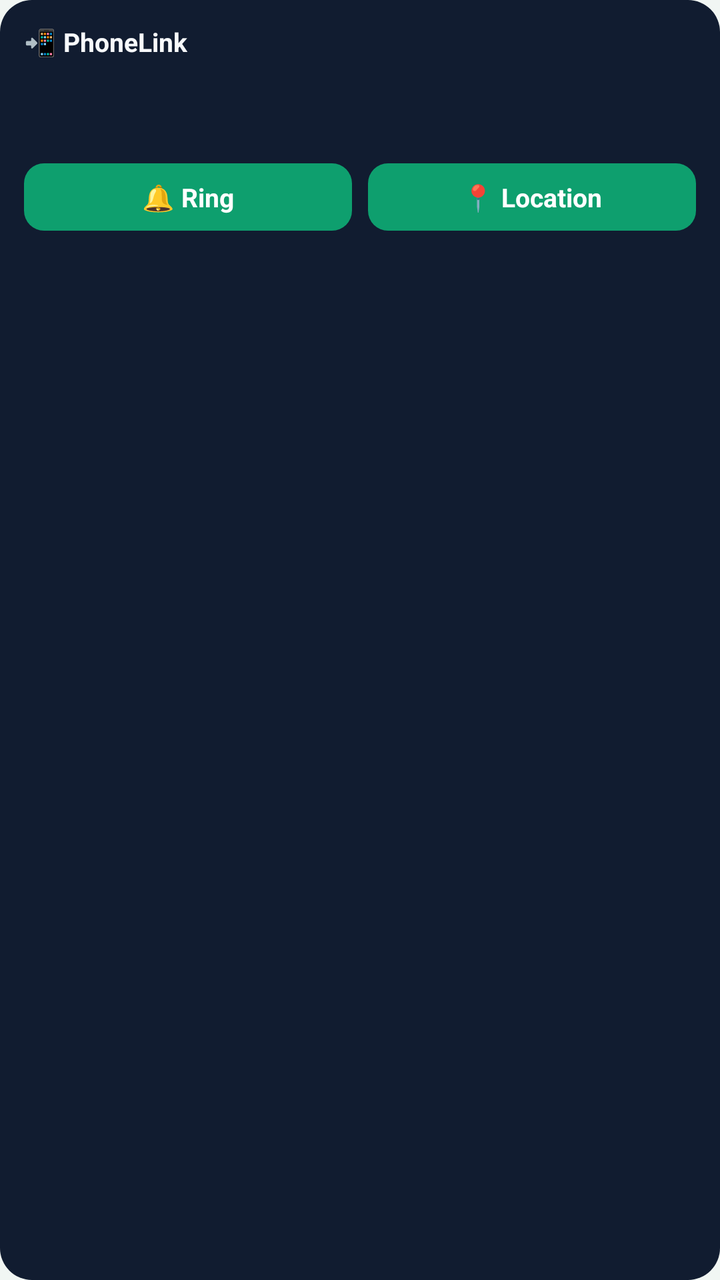
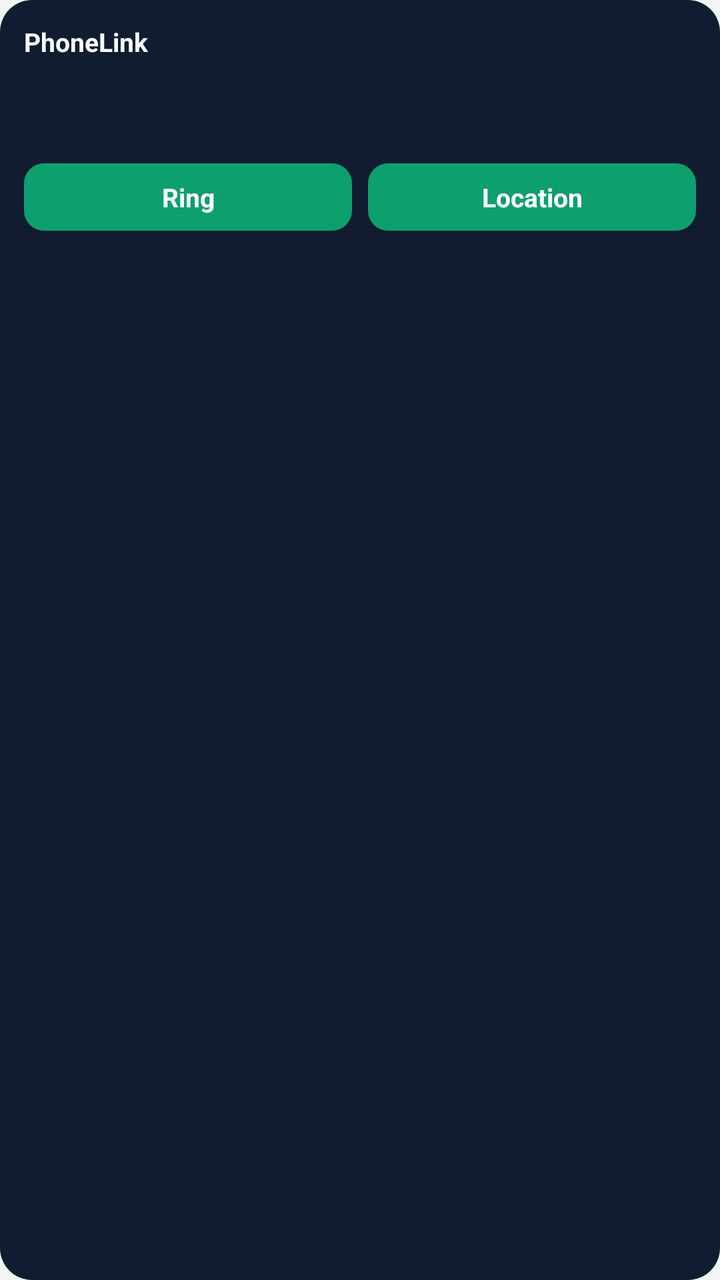

Compare the two renders of this Android layout. The source of the first and the diff that turns it into the second are given below.
<!-- AndroidManifest.xml: application theme Theme.PhoneLink -->
<!-- res/layout/widget_layout.xml -->
<?xml version="1.0" encoding="utf-8"?>
<LinearLayout xmlns:android="http://schemas.android.com/apk/res/android"
    android:id="@+id/widgetRoot"
    android:layout_width="match_parent"
    android:layout_height="match_parent"
    android:background="@drawable/widget_bg"
    android:orientation="vertical"
    android:padding="12dp">

    <TextView
        android:layout_width="wrap_content"
        android:layout_height="wrap_content"
        android:text="📲 PhoneLink"
        android:textColor="#F8FAFC"
        android:textSize="13sp"
        android:textStyle="bold" />

    <TextView
        android:id="@+id/wPeerName"
        android:layout_width="wrap_content"
        android:layout_height="wrap_content"
        android:layout_marginTop="4dp"
        android:textColor="#F1F5F9"
        android:textSize="15sp"
        android:textStyle="bold" />

    <TextView
        android:id="@+id/wPeerBattery"
        android:layout_width="wrap_content"
        android:layout_height="wrap_content"
        android:textColor="#BAE6FD"
        android:textSize="13sp" />

    <LinearLayout
        android:layout_width="match_parent"
        android:layout_height="wrap_content"
        android:layout_marginTop="10dp"
        android:orientation="horizontal">

        <TextView
            android:id="@+id/wBtnRing"
            android:layout_width="0dp"
            android:layout_height="wrap_content"
            android:layout_marginEnd="4dp"
            android:layout_weight="1"
            android:background="@drawable/widget_btn_bg"
            android:gravity="center"
            android:padding="8dp"
            android:text="@string/widget_ring"
            android:textColor="#FFFFFF"
            android:textSize="13sp"
            android:textStyle="bold" />

        <TextView
            android:id="@+id/wBtnLoc"
            android:layout_width="0dp"
            android:layout_height="wrap_content"
            android:layout_marginStart="4dp"
            android:layout_weight="1"
            android:background="@drawable/widget_btn_bg"
            android:gravity="center"
            android:padding="8dp"
            android:text="@string/widget_loc"
            android:textColor="#FFFFFF"
            android:textSize="13sp"
            android:textStyle="bold" />
    </LinearLayout>

    <TextView
        android:id="@+id/wPeerSeen"
        android:layout_width="wrap_content"
        android:layout_height="wrap_content"
        android:textColor="#94A3B8"
        android:textSize="12sp" />
</LinearLayout>
<!-- resources referenced by this layout -->
<resources>
  <!-- drawable widget_bg (drawable) -->
  <?xml version="1.0" encoding="utf-8"?>
  <shape xmlns:android="http://schemas.android.com/apk/res/android" android:shape="rectangle">
      <corners android:radius="16dp" />
      <solid android:color="#111C30" />
  </shape>
  <!-- drawable widget_btn_bg (drawable) -->
  <?xml version="1.0" encoding="utf-8"?>
  <shape xmlns:android="http://schemas.android.com/apk/res/android"
      android:shape="rectangle">
      <corners android:radius="10dp" />
      <solid android:color="#0E9F6E" />
  </shape>
  <string name="widget_loc">📍 Location</string>
  <string name="widget_ring">🔔 Ring</string>
  <color name="md_primary">#10B981</color>
  <color name="md_onPrimary">#FFFFFF</color>
  <color name="md_primaryContainer">#D9F6E9</color>
  <color name="md_onPrimaryContainer">#06382A</color>
  <color name="md_secondary">#52665C</color>
  <color name="md_onSecondary">#FFFFFF</color>
  <color name="md_secondaryContainer">#E6EFEA</color>
  <color name="md_onSecondaryContainer">#12241B</color>
  <color name="md_background">#F1F6F3</color>
  <color name="md_onBackground">#0C1F16</color>
  <color name="md_surface">#FFFFFF</color>
  <color name="md_onSurface">#0C1F16</color>
  <color name="md_surfaceVariant">#E1EDE6</color>
  <color name="md_onSurfaceVariant">#55705F</color>
  <color name="md_surfaceContainer">#EAF3EE</color>
  <color name="md_surfaceContainerHigh">#DCEAE2</color>
  <color name="md_outline">#B9CFC2</color>
  <style name="PL.CardView" parent="Widget.Material3.CardView.Filled">
          <item name="cardCornerRadius">22dp</item>
          <item name="cardElevation">0dp</item>
          <item name="strokeWidth">1dp</item>
          <item name="strokeColor">?attr/colorSurfaceVariant</item>
          <item name="cardBackgroundColor">?attr/colorSurface</item>
      </style>
  <style name="PL.BtnFilled" parent="Widget.Material3.Button">
          <item name="cornerRadius">14dp</item>
      </style>
  <style name="PL.BtnOutlined" parent="Widget.Material3.Button.OutlinedButton">
          <item name="cornerRadius">14dp</item>
      </style>
  <color name="md_error">#BA1A1A</color>
  <color name="md_onError">#FFFFFF</color>
  <color name="md_errorContainer">#FDECEC</color>
  <!-- unchanged entries left out for length: 1 -->
</resources>

<!-- the commit's change to res/layout/widget_layout.xml (unified diff, before → after) -->
@@ -10,7 +10,7 @@
     <TextView
         android:layout_width="wrap_content"
         android:layout_height="wrap_content"
-        android:text="📲 PhoneLink"
+        android:text="PhoneLink"
         android:textColor="#F8FAFC"
         android:textSize="13sp"
         android:textStyle="bold" />
<!-- resource entries referenced after the edit -->
@@ -13,8 +13,8 @@
       <corners android:radius="10dp" />
       <solid android:color="#0E9F6E" />
   </shape>
-  <string name="widget_loc">📍 Location</string>
-  <string name="widget_ring">🔔 Ring</string>
+  <string name="widget_loc">Location</string>
+  <string name="widget_ring">Ring</string>
   <color name="md_primary">#10B981</color>
   <color name="md_onPrimary">#FFFFFF</color>
   <color name="md_primaryContainer">#D9F6E9</color>
@@ -40,10 +40,26 @@
           <item name="cardBackgroundColor">?attr/colorSurface</item>
       </style>
   <style name="PL.BtnFilled" parent="Widget.Material3.Button">
-          <item name="cornerRadius">14dp</item>
+          <item name="cornerRadius">15dp</item>
+          <item name="android:minHeight">48dp</item>
+          <item name="android:insetTop">0dp</item>
+          <item name="android:insetBottom">0dp</item>
+          <item name="android:paddingStart">16dp</item>
+          <item name="android:paddingEnd">16dp</item>
+          <item name="android:textSize">13.5sp</item>
+          <item name="android:maxLines">1</item>
+          <item name="android:ellipsize">end</item>
+          <item name="iconSize">20dp</item>
+          <item name="iconPadding">7dp</item>
       </style>
   <style name="PL.BtnOutlined" parent="Widget.Material3.Button.OutlinedButton">
-          <item name="cornerRadius">14dp</item>
+          <item name="cornerRadius">15dp</item>
+          <item name="android:minHeight">48dp</item>
+          <item name="android:insetTop">0dp</item>
+          <item name="android:insetBottom">0dp</item>
+          <item name="android:textSize">13.5sp</item>
+          <item name="android:maxLines">1</item>
+          <item name="android:ellipsize">end</item>
       </style>
   <color name="md_error">#BA1A1A</color>
   <color name="md_onError">#FFFFFF</color>
